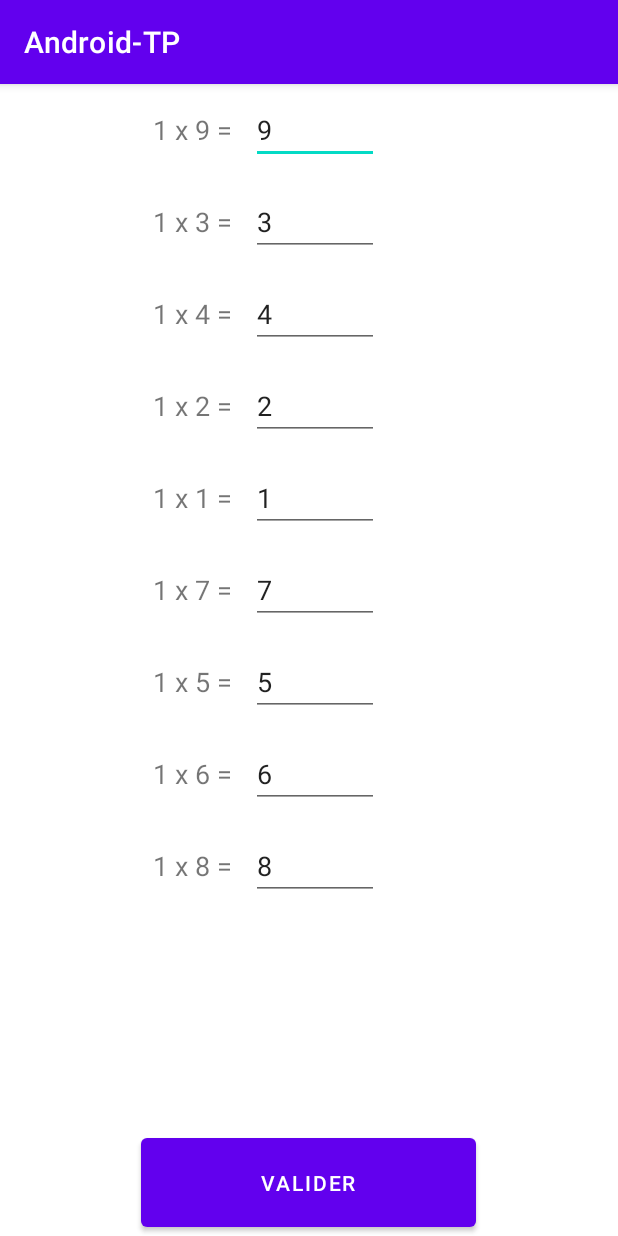
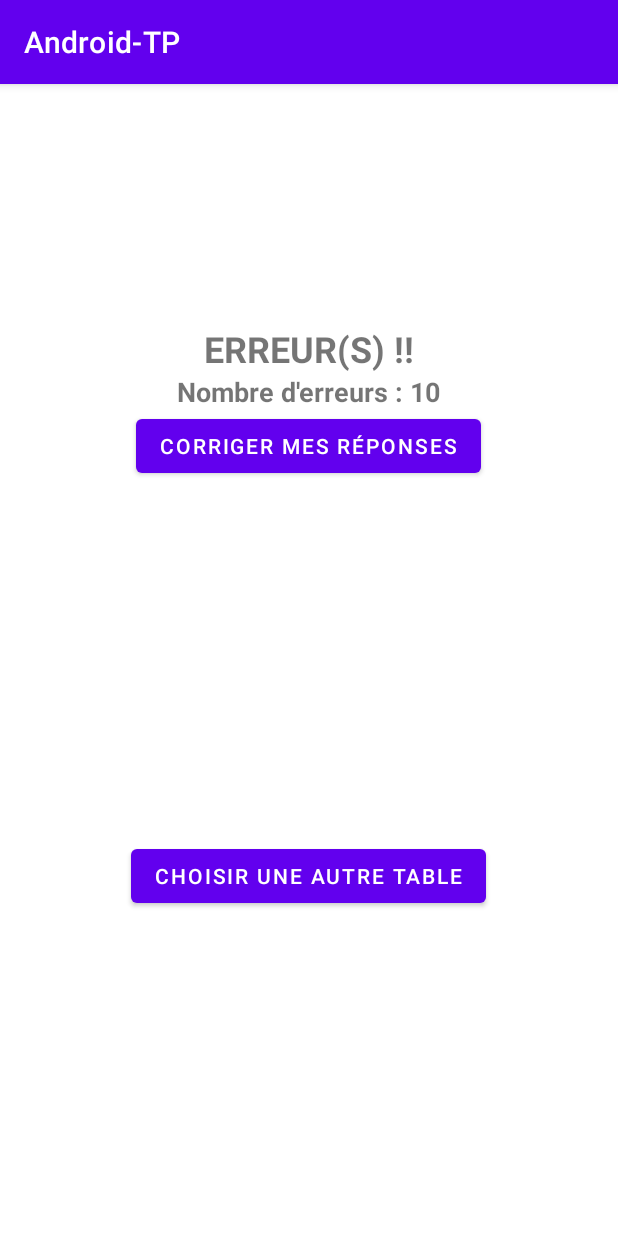
Before and after one commit to simon-zeru/Android, an Android app: the TableMultiplicationActivity screen opened directly, with no data from a screen before it, after a tap on "VALIDER", on a phone screen of 412 x 824 dp. Run offline under Robolectric (Android 15) with nearby library versions, the phone set to English and light mode, and no system bars; 1 statement that could not run was skipped.

Commit message:
TP4: Add result handling and navigation
- Adds handling of user responses in `TableMultiplicationActivity`.
- Adds navigation to `FelicitationActivity` if all answers are correct, `ErreurActivity` otherwise.
- Adds display of number of errors in `ErreurActivity`.
- Adds a button to return to previous screen from `ErreurActivity`.
- Modifies layouts.

```diff
--- a/AndroidTP/app/src/main/java/fr/iut2/androidtp/ErreurActivity.java
+++ b/AndroidTP/app/src/main/java/fr/iut2/androidtp/ErreurActivity.java
@@ -1,6 +1,9 @@
 package fr.iut2.androidtp;
 
 import android.os.Bundle;
+import android.view.View;
+import android.widget.Button;
+import android.widget.TextView;
 
 import androidx.activity.EdgeToEdge;
 import androidx.appcompat.app.AppCompatActivity;
@@ -10,12 +13,29 @@ import androidx.core.view.WindowInsetsCompat;
 
 public class ErreurActivity extends AppCompatActivity {
 
+    public static final String NB_ERRORS = "nb_errors";
+
     @Override
     protected void onCreate(Bundle savedInstanceState) {
         super.onCreate(savedInstanceState);
         EdgeToEdge.enable(this);
         setContentView(R.layout.activity_erreur);
 
+        int nb_errors = getIntent().getIntExtra(NB_ERRORS, 0);
+
+        TextView nb_errors_view = findViewById(R.id.exercice5_text_nb_erreurs);
+        nb_errors_view.setText("Nombre d'erreurs : "+nb_errors);
+
+        Button comeback = findViewById(R.id.exercice5_corriger_reponses);
+
+        comeback.setOnClickListener(new View.OnClickListener() {
+            @Override
+            public void onClick(View v) {
+                setResult(RESULT_OK);
+                finish();
+            }
+        });
+
 
     }
 }
--- a/AndroidTP/app/src/main/java/fr/iut2/androidtp/TableMultiplicationActivity.java
+++ b/AndroidTP/app/src/main/java/fr/iut2/androidtp/TableMultiplicationActivity.java
@@ -1,6 +1,8 @@
 package fr.iut2.androidtp;
 
+import android.content.Intent;
 import android.os.Bundle;
+import android.util.Log;
 import android.view.View;
 import android.widget.Button;
 import android.widget.EditText;
@@ -13,24 +15,36 @@ import androidx.core.graphics.Insets;
 import androidx.core.view.ViewCompat;
 import androidx.core.view.WindowInsetsCompat;
 
+import java.util.ArrayList;
+
 import fr.iut2.androidtp.exercice3Data.Multiplication;
 import fr.iut2.androidtp.exercice3Data.tableMultiplication;
 
 public class TableMultiplicationActivity extends AppCompatActivity {
 
     public static final String TABLE_KEY = "table_key";
+    private ArrayList<EditText> userResponses = new ArrayList<>();
+    private static final int SCORE_MAX = 10;
+
 
     @Override
     protected void onCreate(Bundle savedInstanceState) {
         super.onCreate(savedInstanceState);
 
         setContentView(R.layout.activity_table_multiplication);
+
+
+
+
         int table = getIntent().getIntExtra(TABLE_KEY, 1);
         tableMultiplication tableMult = new tableMultiplication(table, true);
 
         LinearLayout linear = findViewById(R.id.exercice5_table_multiplication);
+
+
+
         for (Multiplication multiplication:
-             tableMult.getMultiplications()) {
+                tableMult.getMultiplications()) {
             // 2. Création de la ligne temporaire
             LinearLayout linearTMP = (LinearLayout) getLayoutInflater().inflate(R.layout.template_calcul, null);
 
@@ -40,8 +54,7 @@ public class TableMultiplicationActivity extends AppCompatActivity {
 
             // 4. Création de l'EditText permettant d'interagir avec l'utilisateur
             EditText resultat = (EditText) linearTMP.findViewById(R.id.template_resultat);
-
-            resultat.setText(Integer.toString(multiplication.getResultat()));
+            userResponses.add(resultat);
 
             // 5. Ajout au Linear principal
             linear.addView(linearTMP);
@@ -54,6 +67,29 @@ public class TableMultiplicationActivity extends AppCompatActivity {
             public void onClick(View v) {
                 // Il faut compter le nombre de réponses justes
                 // puis rediriger vers l'activité Felicitation ou Erreur
+                int i = 0;
+                for (Multiplication multiplication:
+                        tableMult.getMultiplications()) {
+                    EditText res = userResponses.get(i);
+                    if (res == null) {
+                        multiplication.setReponseUtilisateur(-1);
+                    } else {
+                        Log.d("Reponse ligne", res.getText().toString());
+                        multiplication.setReponseUtilisateur(Integer.parseInt(res.getText().toString()));
+                    }
+                    i++;
+                }
+                int score = tableMult.getNbReponsesJustes();
+                int errors = SCORE_MAX - score;
+                Intent intent;
+                if (errors == 0) {
+                    intent = new Intent(TableMultiplicationActivity.this, FelicitationActivity.class);
+
+                } else {
+                    intent = new Intent(TableMultiplicationActivity.this, ErreurActivity.class);
+                    intent.putExtra(ErreurActivity.NB_ERRORS, errors);
+                }
+                startActivity(intent);
             }
         });
 
--- a/AndroidTP/app/src/main/res/layout/activity_exercice5.xml
+++ b/AndroidTP/app/src/main/res/layout/activity_exercice5.xml
@@ -23,6 +23,7 @@
         android:id="@+id/exercice5_submit_table"
         android:layout_width="wrap_content"
         android:layout_height="wrap_content"
+        android:text="@string/valider"
         />
 
 </LinearLayout>
--- a/AndroidTP/app/src/main/res/layout/activity_table_multiplication.xml
+++ b/AndroidTP/app/src/main/res/layout/activity_table_multiplication.xml
@@ -26,6 +26,7 @@
         android:layout_alignParentBottom="true"
         android:paddingHorizontal="80sp"
         android:paddingVertical="20sp"
+        android:layout_marginBottom="50sp"
         android:text="@string/valider" />
 
 
```
